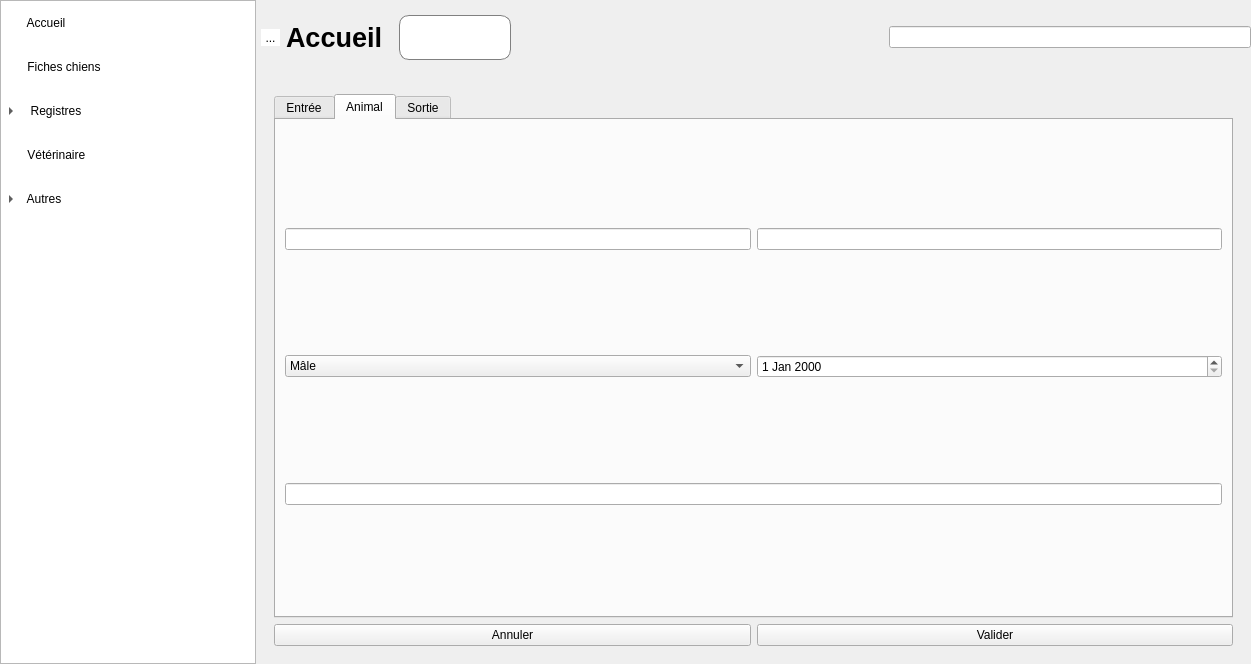
First picture: the form in mainwindow.ui, repository ArtAuc/mkrescue, before the edit.
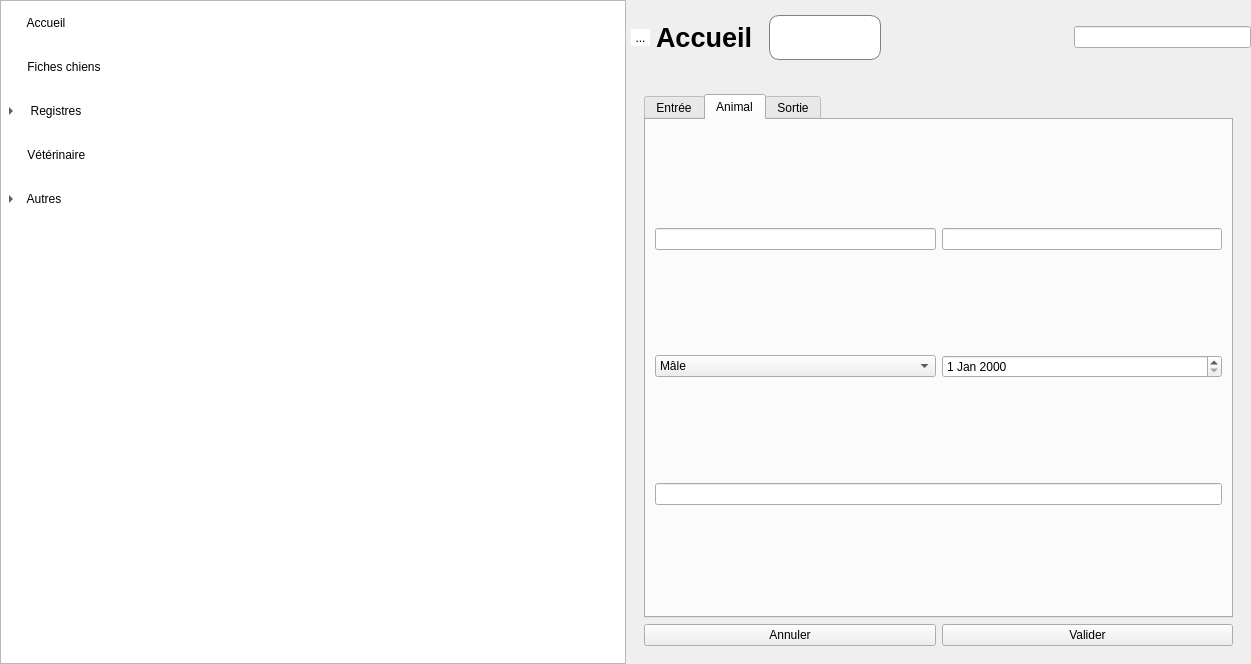
Second picture: the form after the edit. Icons and pictures are not drawn. Custom widgets are drawn as their Qt base class.

Commit message: Menu width according to window's width

```diff
--- a/mainwindow.ui
+++ b/mainwindow.ui
@@ -76,7 +76,7 @@
     <item>
      <widget class="MenuTree" name="menuTree">
       <property name="sizePolicy">
-       <sizepolicy hsizetype="Preferred" vsizetype="Expanding">
+       <sizepolicy hsizetype="Expanding" vsizetype="Expanding">
         <horstretch>0</horstretch>
         <verstretch>0</verstretch>
        </sizepolicy>
```
The commit also changes 3 other files.
